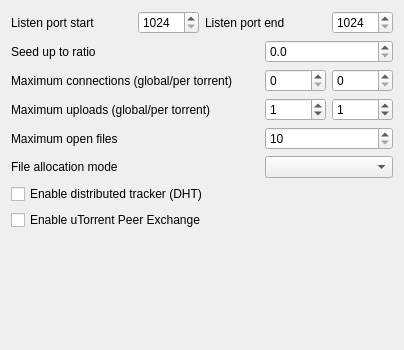
LubosD/fatrat, file engines/SettingsTorrentForm.ui: the form before one commit.
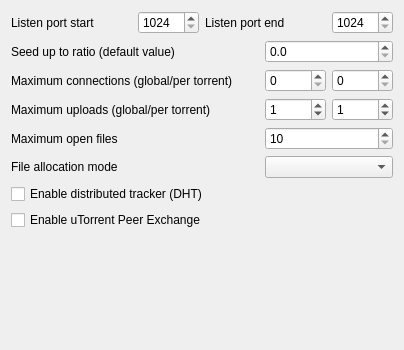
The form after the commit.

Commit message: Added seed limits Added app parameter --hidden

The edit to the form file:
```diff
--- a/engines/SettingsTorrentForm.ui
+++ b/engines/SettingsTorrentForm.ui
@@ -89,7 +89,7 @@
         </sizepolicy>
        </property>
        <property name="text" >
-        <string>Seed up to ratio</string>
+        <string>Seed up to ratio (default value)</string>
        </property>
       </widget>
      </item>
```
The commit also changes 13 other files.
